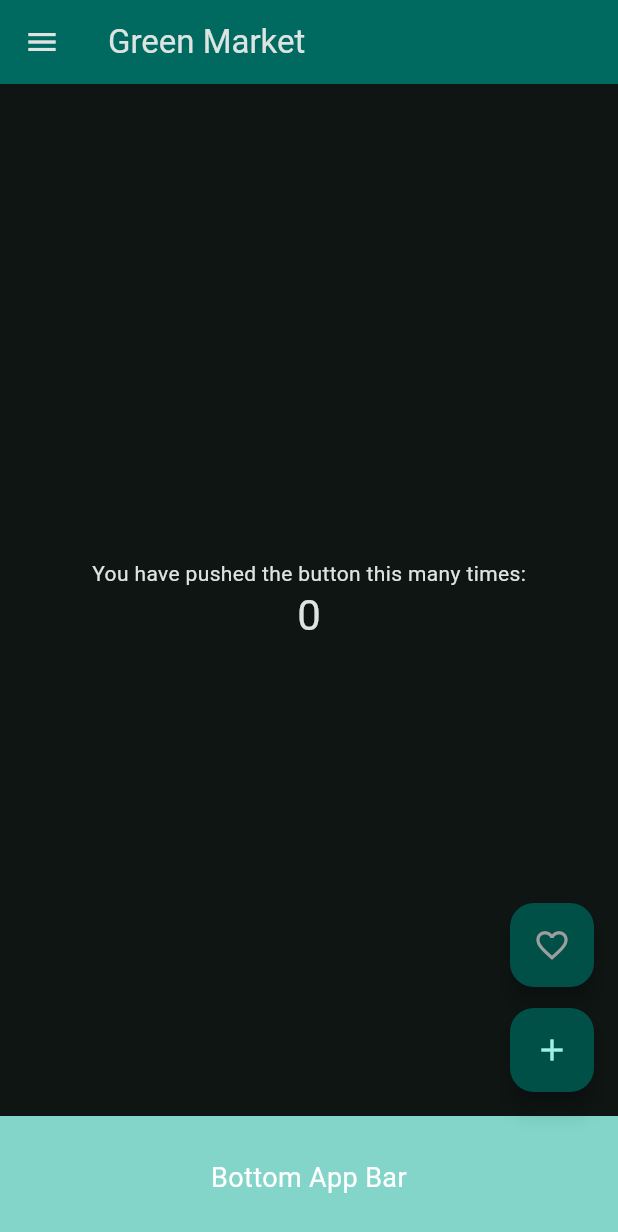
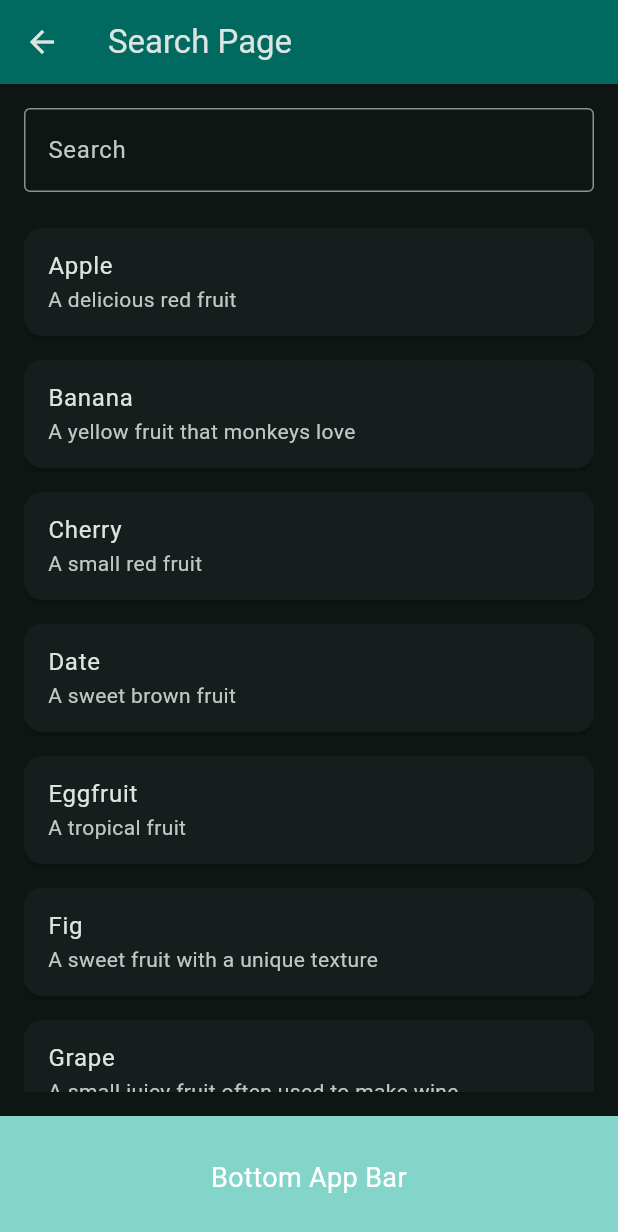
Before and after one commit to lswteen/flutter_application_demo, a Flutter app: the screen it shows after launch, in the side drawer, after a tap on "Search", on a phone screen of 412 x 824 dp. Shown: the top 1232 px of the screen. Run offline on Flutter 3.47's test engine with Material 3 defaults, Android fonts, the phone set to English and light mode, and no system bars.

Commit message:
[main] 기능 개발진행중

```diff
--- a/lib/main.dart
+++ b/lib/main.dart
@@ -3,6 +3,7 @@ import 'package:provider/provider.dart';
 import 'models/counter.dart';
 import 'ui/my_home_page.dart';
 import 'ui/person_page.dart';
+import 'ui/search_page.dart';
 
 void main() {
   runApp(
@@ -33,6 +34,7 @@ class MyApp extends StatelessWidget {
       home: const MyHomePage(title: 'Green Market'),
       routes: {
         '/person': (context) => const PersonPage(),
+        '/search': (context) => const SearchPage(),
       },
     );
   }
--- /dev/null
+++ b/lib/models/item.dart
@@ -0,0 +1,6 @@
+class Item {
+  final String title;
+  final String description;
+
+  Item(this.title, this.description);
+}
--- /dev/null
+++ b/lib/ui/search_page.dart
@@ -0,0 +1,82 @@
+import 'package:flutter/material.dart';
+import '../widgets/custom_app_bar.dart';
+import '../widgets/custom_bottom_app_bar.dart';
+import '../models/item.dart';
+
+
+class SearchPage extends StatefulWidget {
+  const SearchPage({Key? key}) : super(key: key);
+
+  @override
+  _SearchPageState createState() => _SearchPageState();
+}
+
+
+class _SearchPageState extends State<SearchPage> {
+  final TextEditingController _searchController = TextEditingController();
+  final List<Item> _allItems = [
+    Item('Apple', 'A delicious red fruit'),
+    Item('Banana', 'A yellow fruit that monkeys love'),
+    Item('Cherry', 'A small red fruit'),
+    Item('Date', 'A sweet brown fruit'),
+    Item('Eggfruit', 'A tropical fruit'),
+    Item('Fig', 'A sweet fruit with a unique texture'),
+    Item('Grape', 'A small juicy fruit often used to make wine'),
+    Item('Honeydew', 'A sweet green melon'),
+  ];
+  List<Item> _filteredItems = [];
+
+  @override
+  void initState() {
+    super.initState();
+    _filteredItems = _allItems;
+  }
+
+  void _filterItems(String query) {
+    setState(() {
+      if (query.isEmpty) {
+        _filteredItems = _allItems;
+      } else {
+        _filteredItems = _allItems.where((item) => item.title.toLowerCase().contains(query.toLowerCase())).toList();
+      }
+    });
+  }
+
+  @override
+  Widget build(BuildContext context) {
+    return Scaffold(
+      appBar: const CustomAppBar(title: 'Search Page'),
+      body: Padding(
+        padding: const EdgeInsets.all(16.0),
+        child: Column(
+          children: [
+            TextField(
+              controller: _searchController,
+              decoration: const InputDecoration(
+                labelText: 'Search',
+                border: OutlineInputBorder(),
+              ),
+              onChanged: _filterItems,
+            ),
+            const SizedBox(height: 16),
+            Expanded(
+              child: ListView.builder(
+                itemCount: _filteredItems.length,
+                itemBuilder: (context, index) {
+                  return Card(
+                    margin: const EdgeInsets.symmetric(vertical: 8.0),
+                    child: ListTile(
+                      title: Text(_filteredItems[index].title),
+                      subtitle: Text(_filteredItems[index].description),
+                    ),
+                  );
+                },
+              ),
+            ),
+          ],
+        ),
+      ),
+      bottomNavigationBar: const CustomBottomAppBar(),
+    );
+  }
+}
--- a/lib/widgets/custom_drawer.dart
+++ b/lib/widgets/custom_drawer.dart
@@ -43,6 +43,9 @@ class CustomDrawer extends StatelessWidget {
             title: const Text('Search'),
             onTap: () {
               Navigator.pop(context);
+              WidgetsBinding.instance.addPostFrameCallback((_) {
+                Navigator.pushNamed(context, '/search');
+              });
             },
           ),
           ListTile(
```
